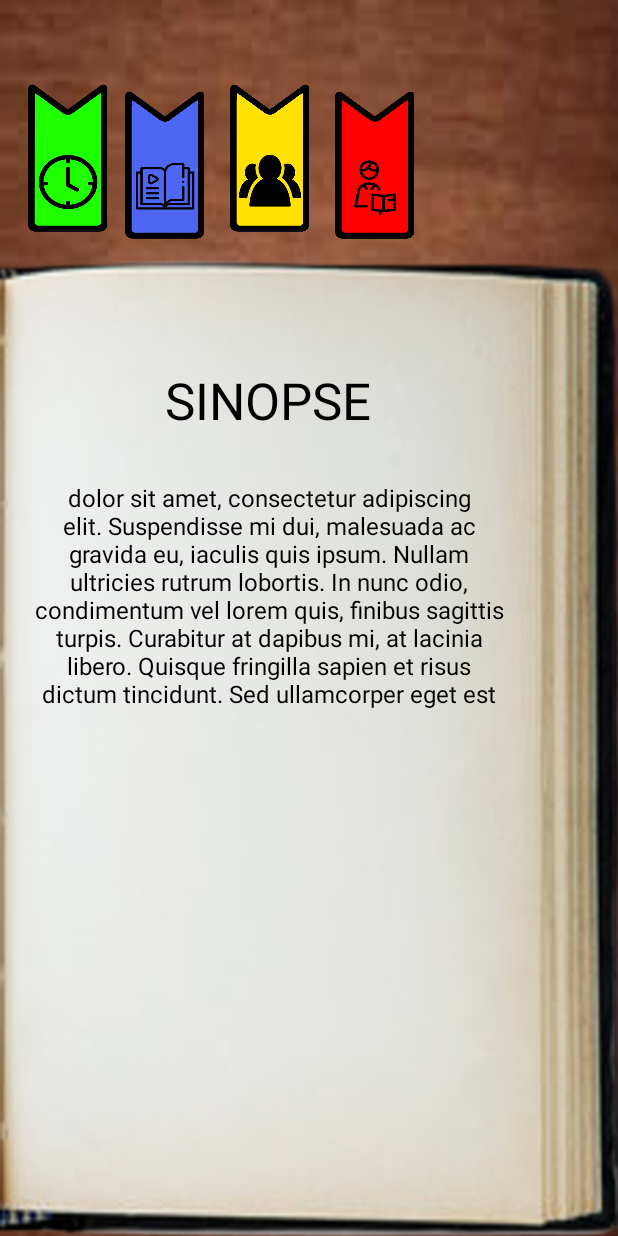
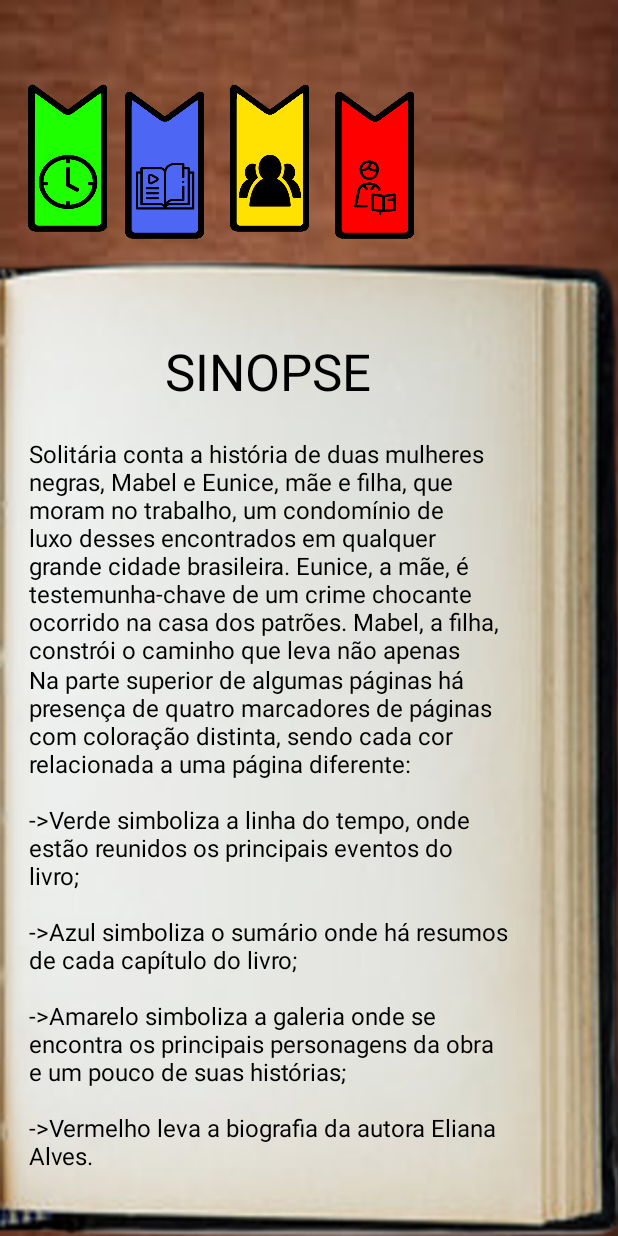
Before and after one commit to Jujubileuu/LeiturAPP, an Android app: the Sinopse screen opened directly, with no data from a screen before it, on a phone screen of 412 x 824 dp. Run offline under Robolectric (Android 15) with nearby library versions, the phone set to English and light mode, and no system bars.

Commit message:
Update activity_sinopse.xml

```diff
--- a/Solitaria/app/src/main/res/layout/activity_sinopse.xml
+++ b/Solitaria/app/src/main/res/layout/activity_sinopse.xml
@@ -97,6 +97,7 @@
                 android:id="@+id/textView"
                 android:layout_width="wrap_content"
                 android:layout_height="wrap_content"
+                android:layout_marginTop="-20dp"
                 android:layout_weight="1"
                 android:baselineAligned="false"
                 android:text="SINOPSE"
@@ -115,10 +116,11 @@
             <TextView
                 android:layout_width="320dp"
                 android:layout_height="151dp"
+                android:layout_marginTop="-30dp"
                 android:layout_weight="1"
                 android:baselineAligned="false"
-                android:text="dolor sit amet, consectetur adipiscing elit. Suspendisse mi dui, malesuada ac gravida eu, iaculis quis ipsum. Nullam ultricies rutrum lobortis. In nunc odio, condimentum vel lorem quis, finibus sagittis turpis. Curabitur at dapibus mi, at lacinia libero. Quisque fringilla sapien et risus dictum tincidunt. Sed ullamcorper eget est quis laoreet. Praesent ac metus id enim venenatis posuere eget vel tellus."
-                android:textAlignment="center"
+                android:text="Solitária conta a história de duas mulheres negras, Mabel e Eunice, mãe e filha, que moram no trabalho, um condomínio de luxo desses encontrados em qualquer grande cidade brasileira. Eunice, a mãe, é testemunha-chave de um crime chocante ocorrido na casa dos patrões. Mabel, a filha, constrói o caminho que leva não apenas à elucidação deste crime, mas a uma mudança radical na vida das pessoas que cercam as protagonistas."
+                android:textAlignment="viewStart"
                 android:textColor="#000000"
                 android:textSize="16sp"
                 android:translationX="19dp"
@@ -130,6 +132,25 @@
                 app:layout_constraintTop_toTopOf="parent"
                 app:layout_constraintVertical_bias="0.0" />
 
+            <TextView
+                android:layout_width="320dp"
+                android:layout_height="wrap_content"
+                android:layout_marginTop="-50dp"
+                android:layout_weight="1"
+                android:baselineAligned="false"
+                android:text="Na parte superior de algumas páginas há presença de quatro marcadores de páginas com coloração distinta, sendo cada cor relacionada a uma página diferente:\n\n->Verde simboliza a linha do tempo, onde estão reunidos os principais eventos do livro;\n\n->Azul simboliza o sumário onde há resumos de cada capítulo do livro;\n\n->Amarelo simboliza a galeria onde se encontra os principais personagens da obra e um pouco de suas histórias;\n\n->Vermelho leva a biografia da autora Eliana Alves."
+                android:textAlignment="viewStart"
+                android:textColor="#000000"
+                android:textSize="16sp"
+                android:translationX="19dp"
+                android:translationY="120dp"
+                app:layout_constraintBottom_toBottomOf="parent"
+                app:layout_constraintEnd_toEndOf="parent"
+                app:layout_constraintHorizontal_bias="0.0"
+                app:layout_constraintStart_toStartOf="parent"
+                app:layout_constraintTop_toTopOf="parent"
+                app:layout_constraintVertical_bias="0.564" />
+
         </androidx.constraintlayout.widget.ConstraintLayout>
 
     </androidx.constraintlayout.widget.ConstraintLayout>
```
